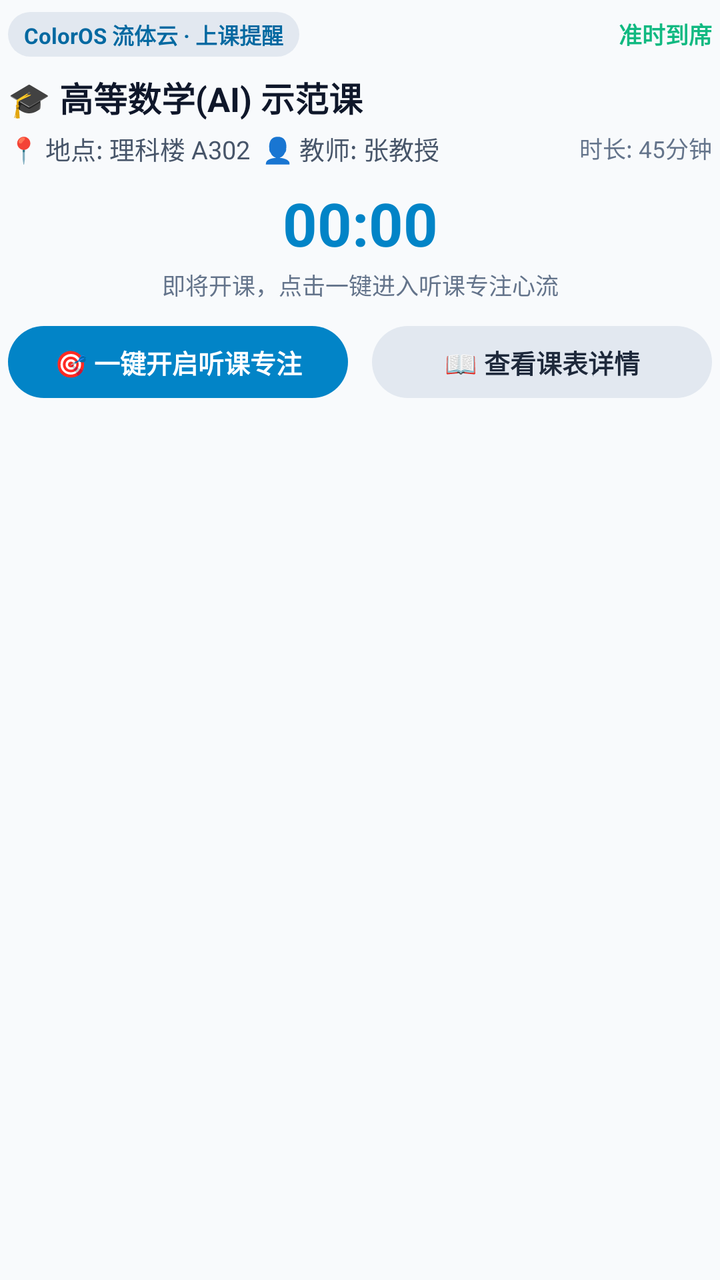
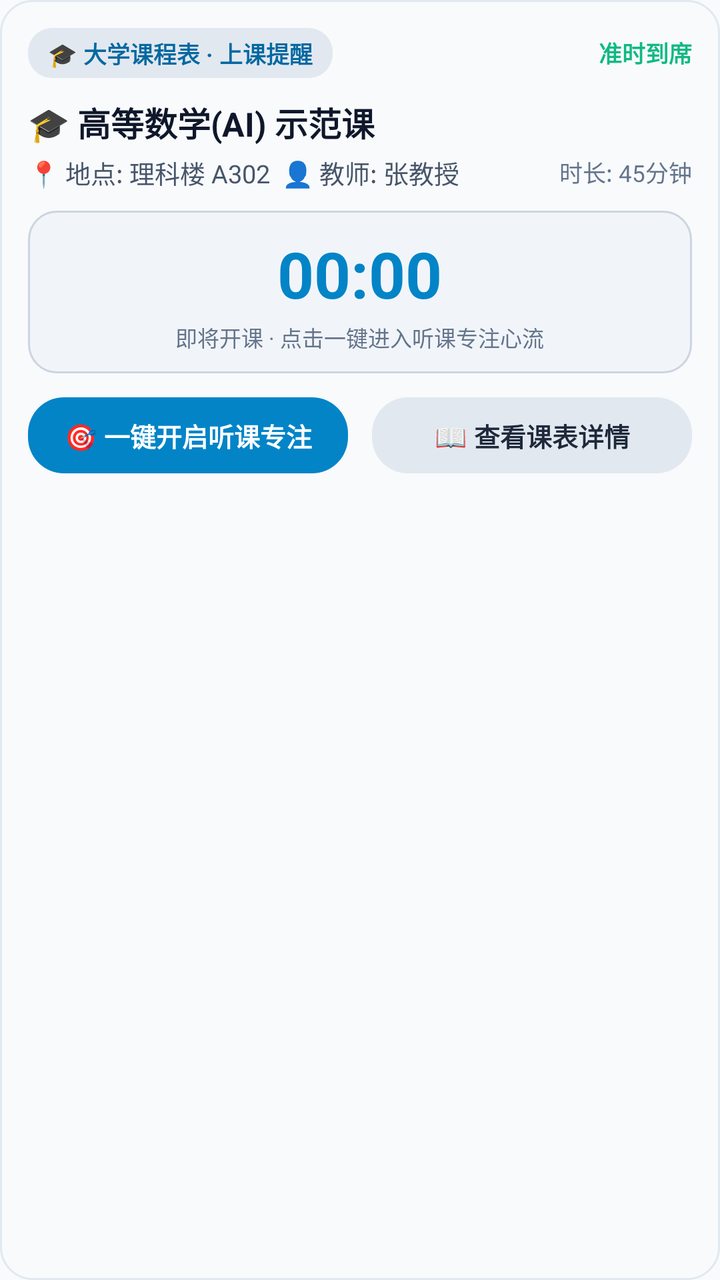

Compare the two renders of this Android layout. The source of the first and the diff that turns it into the second are given below.
<!-- AndroidManifest.xml: application theme Theme.RMF -->
<!-- res/layout/notification_fluid_cloud_course_expanded.xml -->
<?xml version="1.0" encoding="utf-8"?>
<LinearLayout xmlns:android="http://schemas.android.com/apk/res/android"
    android:id="@+id/fluid_course_expanded_root"
    android:layout_width="match_parent"
    android:layout_height="wrap_content"
    android:orientation="vertical"
    android:background="@android:color/transparent"
    android:paddingTop="6dp"
    android:paddingBottom="6dp"
    android:paddingStart="4dp"
    android:paddingEnd="4dp">

    
    <LinearLayout
        android:layout_width="match_parent"
        android:layout_height="wrap_content"
        android:orientation="horizontal"
        android:gravity="center_vertical">

        <TextView
            android:layout_width="wrap_content"
            android:layout_height="wrap_content"
            android:paddingStart="8dp"
            android:paddingEnd="8dp"
            android:paddingTop="3dp"
            android:paddingBottom="3dp"
            android:text="ColorOS 流体云 · 上课提醒"
            android:textColor="@color/fluid_notif_tag_text"
            android:textSize="11sp"
            android:textStyle="bold"
            android:background="@drawable/bg_fluid_tag" />

        <TextView
            android:layout_width="0dp"
            android:layout_height="wrap_content"
            android:layout_weight="1" />

        <TextView
            android:layout_width="wrap_content"
            android:layout_height="wrap_content"
            android:text="准时到席"
            android:textColor="#10B981"
            android:textSize="11.5sp"
            android:textStyle="bold" />
    </LinearLayout>

    
    <TextView
        android:id="@+id/fluid_course_expanded_title"
        android:layout_width="match_parent"
        android:layout_height="wrap_content"
        android:layout_marginTop="8dp"
        android:text="🎓 高等数学(AI) 示范课"
        android:textColor="@color/fluid_notif_title"
        android:textSize="17sp"
        android:textStyle="bold"
        android:maxLines="2"
        android:ellipsize="end" />

    
    <LinearLayout
        android:layout_width="match_parent"
        android:layout_height="wrap_content"
        android:layout_marginTop="4dp"
        android:orientation="horizontal"
        android:gravity="center_vertical">

        <TextView
            android:id="@+id/fluid_course_expanded_detail"
            android:layout_width="0dp"
            android:layout_height="wrap_content"
            android:layout_weight="1"
            android:text="📍 地点: 理科楼 A302  👤 教师: 张教授"
            android:textColor="@color/fluid_notif_sub"
            android:textSize="12.5sp"
            android:maxLines="1"
            android:ellipsize="end" />

        <TextView
            android:id="@+id/fluid_course_expanded_time_range"
            android:layout_width="wrap_content"
            android:layout_height="wrap_content"
            android:layout_marginStart="8dp"
            android:text="时长: 45分钟"
            android:textColor="@color/fluid_notif_muted"
            android:textSize="11.5sp" />
    </LinearLayout>

    
    <Chronometer
        android:id="@+id/fluid_course_expanded_chronometer"
        android:layout_width="match_parent"
        android:layout_height="wrap_content"
        android:layout_marginTop="8dp"
        android:gravity="center"
        android:textColor="@color/fluid_notif_chronometer"
        android:textSize="30sp"
        android:textStyle="bold" />

    <TextView
        android:layout_width="match_parent"
        android:layout_height="wrap_content"
        android:layout_marginTop="2dp"
        android:gravity="center"
        android:text="即将开课，点击一键进入听课专注心流"
        android:textColor="@color/fluid_notif_muted"
        android:textSize="11.5sp" />

    
    <LinearLayout
        android:layout_width="match_parent"
        android:layout_height="wrap_content"
        android:layout_marginTop="12dp"
        android:orientation="horizontal"
        android:gravity="center">

        <TextView
            android:id="@+id/fluid_course_btn_focus"
            android:layout_width="0dp"
            android:layout_height="36dp"
            android:layout_weight="1"
            android:layout_marginEnd="6dp"
            android:gravity="center"
            android:text="🎯 一键开启听课专注"
            android:textColor="@color/fluid_notif_btn_primary_text"
            android:textSize="13sp"
            android:textStyle="bold"
            android:background="@drawable/bg_fluid_btn_primary" />

        <TextView
            android:id="@+id/fluid_course_btn_view"
            android:layout_width="0dp"
            android:layout_height="36dp"
            android:layout_weight="1"
            android:layout_marginStart="6dp"
            android:gravity="center"
            android:text="📖 查看课表详情"
            android:textColor="@color/fluid_notif_btn_secondary_text"
            android:textSize="13sp"
            android:textStyle="bold"
            android:background="@drawable/bg_fluid_btn_secondary" />
    </LinearLayout>

</LinearLayout>
<!-- resources referenced by this layout -->
<resources>
  <color name="fluid_notif_btn_primary_text">#FFFFFF</color>
  <color name="fluid_notif_btn_secondary_text">#1E293B</color>
  <color name="fluid_notif_chronometer">#0284C7</color>
  <color name="fluid_notif_muted">#64748B</color>
  <color name="fluid_notif_sub">#475569</color>
  <color name="fluid_notif_tag_text">#0369A1</color>
  <color name="fluid_notif_title">#0F172A</color>
  <!-- drawable bg_fluid_btn_primary (drawable) -->
  <?xml version="1.0" encoding="utf-8"?>
  <shape xmlns:android="http://schemas.android.com/apk/res/android"
      android:shape="rectangle">
      <corners android:radius="18dp" />
      <solid android:color="@color/fluid_notif_btn_primary_bg" />
  </shape>
  <!-- drawable bg_fluid_btn_secondary (drawable) -->
  <?xml version="1.0" encoding="utf-8"?>
  <shape xmlns:android="http://schemas.android.com/apk/res/android"
      android:shape="rectangle">
      <corners android:radius="18dp" />
      <solid android:color="@color/fluid_notif_btn_secondary_bg" />
  </shape>
  <!-- drawable bg_fluid_tag (drawable) -->
  <?xml version="1.0" encoding="utf-8"?>
  <shape xmlns:android="http://schemas.android.com/apk/res/android"
      android:shape="rectangle">
      <corners android:radius="12dp" />
      <solid android:color="@color/fluid_notif_tag_bg" />
  </shape>
  <style name="Theme.RMF" parent="android:Theme.Material.NoActionBar">
          <item name="android:statusBarColor">#F8FAFC</item>
          <item name="android:navigationBarColor">#FFFFFF</item>
          <item name="android:windowBackground">#F8FAFC</item>
          <item name="android:windowLightStatusBar">true</item>
      </style>
  <color name="fluid_notif_btn_primary_bg">#0284C7</color>
  <color name="fluid_notif_btn_secondary_bg">#E2E8F0</color>
  <color name="fluid_notif_tag_bg">#E2E8F0</color>
</resources>

<!-- the commit's change to res/layout/notification_fluid_cloud_course_expanded.xml (unified diff, before → after) -->
@@ -4,11 +4,8 @@
     android:layout_width="match_parent"
     android:layout_height="wrap_content"
     android:orientation="vertical"
-    android:background="@android:color/transparent"
-    android:paddingTop="6dp"
-    android:paddingBottom="6dp"
-    android:paddingStart="4dp"
-    android:paddingEnd="4dp">
+    android:background="@drawable/bg_fluid_card"
+    android:padding="14dp">
 
     
     <LinearLayout
@@ -18,15 +15,16 @@
         android:gravity="center_vertical">
 
         <TextView
+            android:id="@+id/fluid_course_expanded_header"
             android:layout_width="wrap_content"
             android:layout_height="wrap_content"
-            android:paddingStart="8dp"
-            android:paddingEnd="8dp"
-            android:paddingTop="3dp"
-            android:paddingBottom="3dp"
-            android:text="ColorOS 流体云 · 上课提醒"
+            android:paddingStart="10dp"
+            android:paddingEnd="10dp"
+            android:paddingTop="4dp"
+            android:paddingBottom="4dp"
+            android:text="🎓 大学课程表 · 上课提醒"
             android:textColor="@color/fluid_notif_tag_text"
-            android:textSize="11sp"
+            android:textSize="11.5sp"
             android:textStyle="bold"
             android:background="@drawable/bg_fluid_tag" />
 
@@ -49,10 +47,10 @@
         android:id="@+id/fluid_course_expanded_title"
         android:layout_width="match_parent"
         android:layout_height="wrap_content"
-        android:layout_marginTop="8dp"
+        android:layout_marginTop="10dp"
         android:text="🎓 高等数学(AI) 示范课"
         android:textColor="@color/fluid_notif_title"
-        android:textSize="17sp"
+        android:textSize="16.5sp"
         android:textStyle="bold"
         android:maxLines="2"
         android:ellipsize="end" />
@@ -87,24 +85,34 @@
     </LinearLayout>
 
     
-    <Chronometer
-        android:id="@+id/fluid_course_expanded_chronometer"
+    <LinearLayout
         android:layout_width="match_parent"
         android:layout_height="wrap_content"
-        android:layout_marginTop="8dp"
+        android:layout_marginTop="10dp"
+        android:orientation="vertical"
         android:gravity="center"
-        android:textColor="@color/fluid_notif_chronometer"
-        android:textSize="30sp"
-        android:textStyle="bold" />
+        android:paddingTop="10dp"
+        android:paddingBottom="10dp"
+        android:background="@drawable/bg_fluid_timer_pill">
 
-    <TextView
-        android:layout_width="match_parent"
-        android:layout_height="wrap_content"
-        android:layout_marginTop="2dp"
-        android:gravity="center"
-        android:text="即将开课，点击一键进入听课专注心流"
-        android:textColor="@color/fluid_notif_muted"
-        android:textSize="11.5sp" />
+        <Chronometer
+            android:id="@+id/fluid_course_expanded_chronometer"
+            android:layout_width="wrap_content"
+            android:layout_height="wrap_content"
+            android:gravity="center"
+            android:textColor="@color/fluid_notif_chronometer"
+            android:textSize="32sp"
+            android:textStyle="bold" />
+
+        <TextView
+            android:layout_width="wrap_content"
+            android:layout_height="wrap_content"
+            android:layout_marginTop="2dp"
+            android:gravity="center"
+            android:text="即将开课 · 点击一键进入听课专注心流"
+            android:textColor="@color/fluid_notif_muted"
+            android:textSize="11sp" />
+    </LinearLayout>
 
     
     <LinearLayout
@@ -117,7 +125,7 @@
         <TextView
             android:id="@+id/fluid_course_btn_focus"
             android:layout_width="0dp"
-            android:layout_height="36dp"
+            android:layout_height="38dp"
             android:layout_weight="1"
             android:layout_marginEnd="6dp"
             android:gravity="center"
@@ -130,7 +138,7 @@
         <TextView
             android:id="@+id/fluid_course_btn_view"
             android:layout_width="0dp"
-            android:layout_height="36dp"
+            android:layout_height="38dp"
             android:layout_weight="1"
             android:layout_marginStart="6dp"
             android:gravity="center"
<!-- resource entries referenced after the edit -->
@@ -21,12 +21,28 @@
       <corners android:radius="18dp" />
       <solid android:color="@color/fluid_notif_btn_secondary_bg" />
   </shape>
+  <!-- drawable bg_fluid_card (drawable) -->
+  <?xml version="1.0" encoding="utf-8"?>
+  <shape xmlns:android="http://schemas.android.com/apk/res/android"
+      android:shape="rectangle">
+      <corners android:radius="16dp" />
+      <solid android:color="@color/fluid_notif_card_bg" />
+      <stroke android:width="1dp" android:color="@color/fluid_notif_card_border" />
+  </shape>
   <!-- drawable bg_fluid_tag (drawable) -->
   <?xml version="1.0" encoding="utf-8"?>
   <shape xmlns:android="http://schemas.android.com/apk/res/android"
       android:shape="rectangle">
       <corners android:radius="12dp" />
       <solid android:color="@color/fluid_notif_tag_bg" />
+  </shape>
+  <!-- drawable bg_fluid_timer_pill (drawable) -->
+  <?xml version="1.0" encoding="utf-8"?>
+  <shape xmlns:android="http://schemas.android.com/apk/res/android"
+      android:shape="rectangle">
+      <corners android:radius="14dp" />
+      <solid android:color="@color/fluid_notif_timer_pill_bg" />
+      <stroke android:width="1dp" android:color="@color/fluid_notif_timer_pill_border" />
   </shape>
   <style name="Theme.RMF" parent="android:Theme.Material.NoActionBar">
           <item name="android:statusBarColor">#F8FAFC</item>
@@ -36,6 +52,10 @@
       </style>
   <color name="fluid_notif_btn_primary_bg">#0284C7</color>
   <color name="fluid_notif_btn_secondary_bg">#E2E8F0</color>
+  <color name="fluid_notif_card_bg">#F8FAFC</color>
+  <color name="fluid_notif_card_border">#E2E8F0</color>
   <color name="fluid_notif_tag_bg">#E2E8F0</color>
+  <color name="fluid_notif_timer_pill_bg">#F1F5F9</color>
+  <color name="fluid_notif_timer_pill_border">#CBD5E1</color>
 </resources>
 
